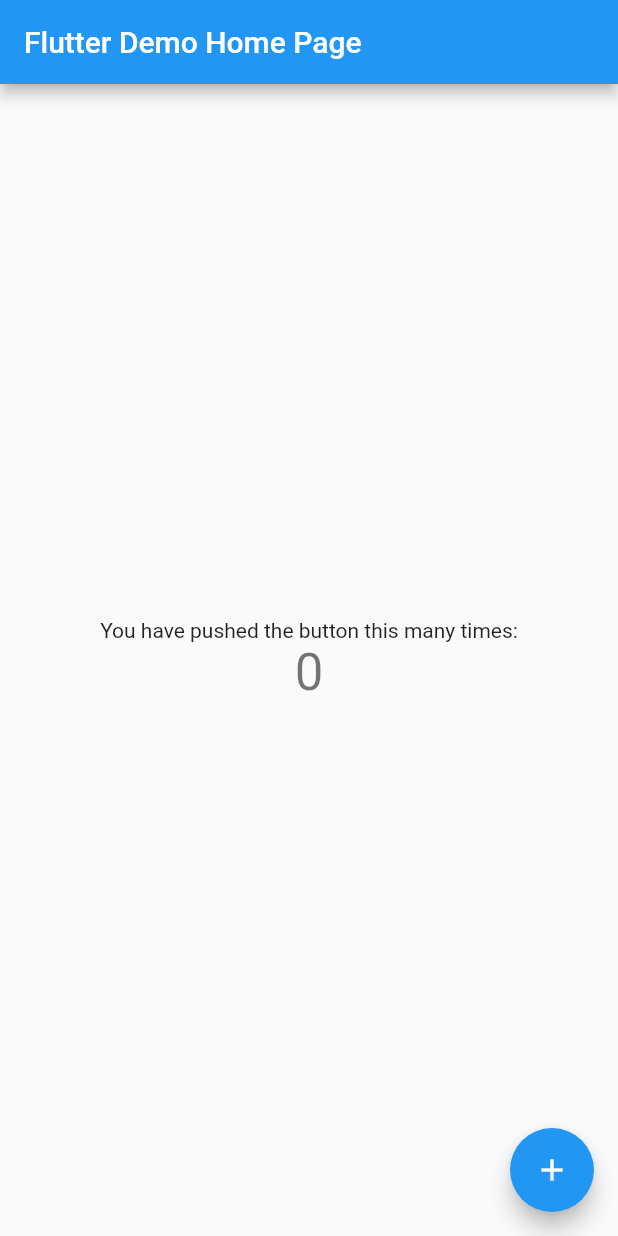
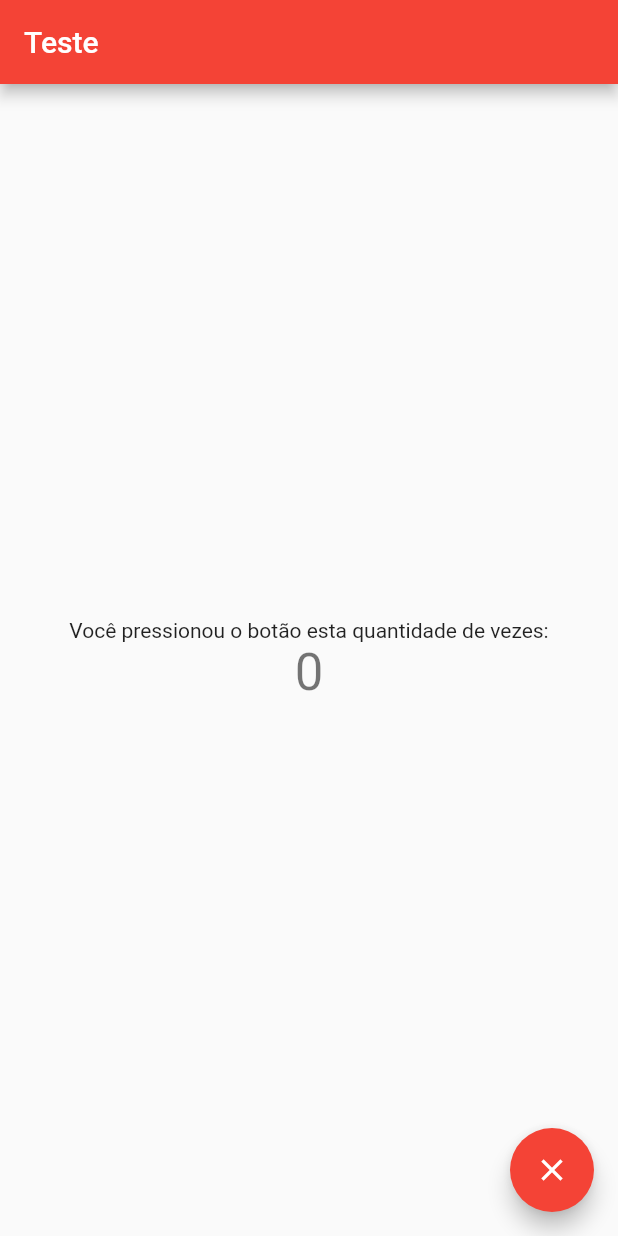
Before and after one commit to JoasNogueira/estudo_flutter, a Flutter app: the screen it shows after launch, on a phone screen of 412 x 824 dp. Run offline on Flutter 3.47's test engine with Material 2 defaults, Android fonts, the phone set to English and light mode, and no system bars.

Commit message:
Pequenas alterações no layout

```diff
--- a/lib/main.dart
+++ b/lib/main.dart
@@ -22,9 +22,9 @@ class MyApp extends StatelessWidget {
         // or simply save your changes to "hot reload" in a Flutter IDE).
         // Notice that the counter didn't reset back to zero; the application
         // is not restarted.
-        primarySwatch: Colors.blue,
+        primarySwatch: Colors.red,
       ),
-      home: const MyHomePage(title: 'Flutter Demo Home Page'),
+      home: const MyHomePage(title: 'Teste'),
     );
   }
 }
@@ -96,7 +96,7 @@ class _MyHomePageState extends State<MyHomePage> {
           mainAxisAlignment: MainAxisAlignment.center,
           children: <Widget>[
             const Text(
-              'You have pushed the button this many times:',
+              'Você pressionou o botão esta quantidade de vezes:',
             ),
             Text(
               '$_counter',
@@ -108,7 +108,7 @@ class _MyHomePageState extends State<MyHomePage> {
       floatingActionButton: FloatingActionButton(
         onPressed: _incrementCounter,
         tooltip: 'Increment',
-        child: const Icon(Icons.add),
+        child: const Icon(Icons.close),
       ), // This trailing comma makes auto-formatting nicer for build methods.
     );
   }
```
